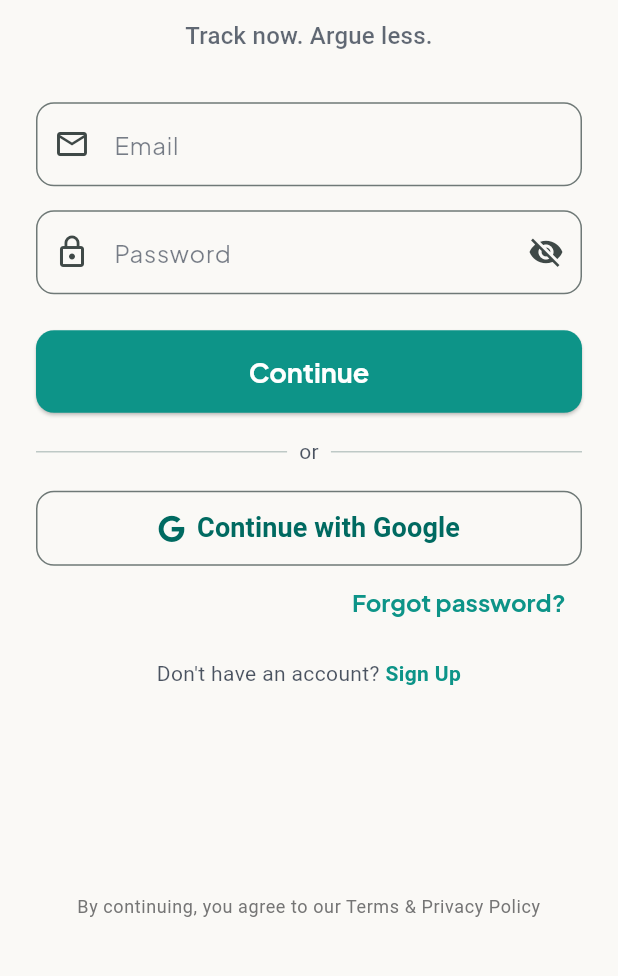
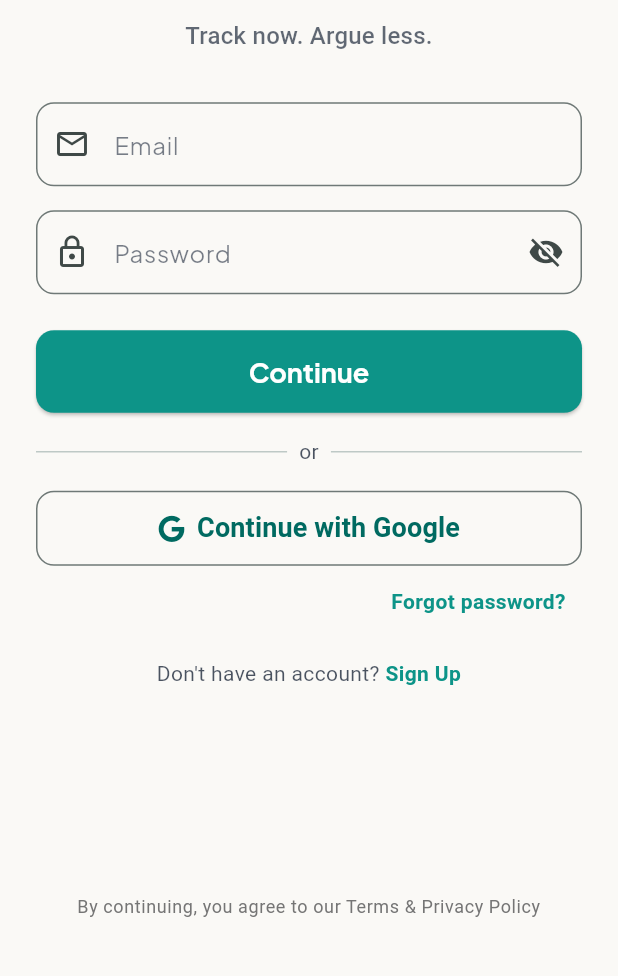
Before and after one commit to jsvelchez/myapp, a Flutter app: the screen it shows after launch, on a phone screen of 412 x 824 dp, the part 257-1233 px from its top. Run offline on Flutter 3.47's test engine with Material 3 defaults, Android fonts, the light colour scheme and no system bars; our stand-ins replace firebase_auth, firebase_core, font_awesome_flutter, google_fonts; accounts and stored records are empty.

```diff
--- a/lib/screens/auth/auth_screen.dart
+++ b/lib/screens/auth/auth_screen.dart
@@ -160,8 +160,9 @@ class _LoginScreenState extends State<LoginScreen> {
                                           const ForgotPasswordScreen()),
                                 );
                               },
-                              child: const Text(
+                              child: Text(
                                 'Forgot password?',
+                                style: Theme.of(context).textTheme.bodyMedium?.copyWith(color: Theme.of(context).primaryColor, fontWeight: FontWeight.bold),
                               ),
                             ),
                           ],
```
